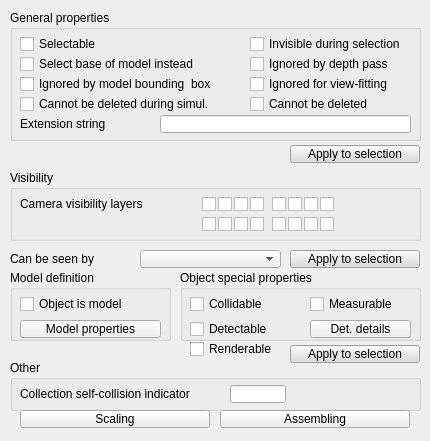
CoppeliaRobotics/coppeliaSimLib, file ui/qdlgcommonproperties.ui: the form before one commit.
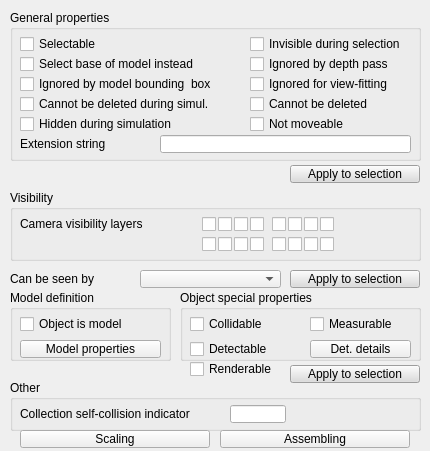
The form after the commit.

What changed in the file:
```diff
--- a/ui/qdlgcommonproperties.ui
+++ b/ui/qdlgcommonproperties.ui
@@ -7,7 +7,7 @@
     <x>0</x>
     <y>0</y>
     <width>430</width>
-    <height>441</height>
+    <height>451</height>
    </rect>
   </property>
   <property name="windowTitle">
@@ -22,7 +22,7 @@
      <x>10</x>
      <y>10</y>
      <width>411</width>
-     <height>131</height>
+     <height>151</height>
     </rect>
    </property>
    <property name="title">
@@ -131,7 +131,7 @@
     <property name="geometry">
      <rect>
       <x>10</x>
-      <y>105</y>
+      <y>125</y>
       <width>131</width>
       <height>18</height>
      </rect>
@@ -144,7 +144,7 @@
     <property name="geometry">
      <rect>
       <x>150</x>
-      <y>105</y>
+      <y>125</y>
       <width>251</width>
       <height>18</height>
      </rect>
@@ -182,12 +182,44 @@
      <string>Cannot be deleted during simul.</string>
     </property>
    </widget>
+   <widget class="QCheckBox" name="qqHiddenDuringSimul">
+    <property name="geometry">
+     <rect>
+      <x>10</x>
+      <y>105</y>
+      <width>231</width>
+      <height>18</height>
+     </rect>
+    </property>
+    <property name="focusPolicy">
+     <enum>Qt::StrongFocus</enum>
+    </property>
+    <property name="text">
+     <string>Hidden during simulation</string>
+    </property>
+   </widget>
+   <widget class="QCheckBox" name="qqNotMoveable">
+    <property name="geometry">
+     <rect>
+      <x>240</x>
+      <y>105</y>
+      <width>171</width>
+      <height>18</height>
+     </rect>
+    </property>
+    <property name="focusPolicy">
+     <enum>Qt::StrongFocus</enum>
+    </property>
+    <property name="text">
+     <string>Not moveable</string>
+    </property>
+   </widget>
   </widget>
   <widget class="QGroupBox" name="groupBox_2">
    <property name="geometry">
     <rect>
      <x>10</x>
-     <y>170</y>
+     <y>190</y>
      <width>411</width>
      <height>71</height>
     </rect>
@@ -472,7 +504,7 @@
    <property name="geometry">
     <rect>
      <x>10</x>
-     <y>270</y>
+     <y>290</y>
      <width>161</width>
      <height>71</height>
     </rect>
@@ -520,7 +552,7 @@
    <property name="geometry">
     <rect>
      <x>180</x>
-     <y>270</y>
+     <y>290</y>
      <width>241</width>
      <height>71</height>
     </rect>
@@ -603,7 +635,7 @@
    <property name="geometry">
     <rect>
      <x>10</x>
-     <y>360</y>
+     <y>380</y>
      <width>411</width>
      <height>51</height>
     </rect>
@@ -642,7 +674,7 @@
    <property name="geometry">
     <rect>
      <x>290</x>
-     <y>145</y>
+     <y>165</y>
      <width>130</width>
      <height>18</height>
     </rect>
@@ -1100,7 +1132,7 @@
    <property name="geometry">
     <rect>
      <x>290</x>
-     <y>250</y>
+     <y>270</y>
      <width>130</width>
      <height>18</height>
     </rect>
@@ -1558,7 +1590,7 @@
    <property name="geometry">
     <rect>
      <x>290</x>
-     <y>345</y>
+     <y>365</y>
      <width>130</width>
      <height>18</height>
     </rect>
@@ -2019,7 +2051,7 @@
    <property name="geometry">
     <rect>
      <x>190</x>
-     <y>340</y>
+     <y>360</y>
      <width>91</width>
      <height>18</height>
     </rect>
@@ -2035,7 +2067,7 @@
    <property name="geometry">
     <rect>
      <x>140</x>
-     <y>250</y>
+     <y>270</y>
      <width>141</width>
      <height>18</height>
     </rect>
@@ -2048,7 +2080,7 @@
    <property name="geometry">
     <rect>
      <x>10</x>
-     <y>250</y>
+     <y>270</y>
      <width>91</width>
      <height>18</height>
     </rect>
@@ -2061,7 +2093,7 @@
    <property name="geometry">
     <rect>
      <x>20</x>
-     <y>410</y>
+     <y>430</y>
      <width>190</width>
      <height>18</height>
     </rect>
@@ -2077,7 +2109,7 @@
    <property name="geometry">
     <rect>
      <x>220</x>
-     <y>410</y>
+     <y>430</y>
      <width>190</width>
      <height>18</height>
     </rect>
```
Left out of the diff: 2 changed lines with no effect on the pictures.
